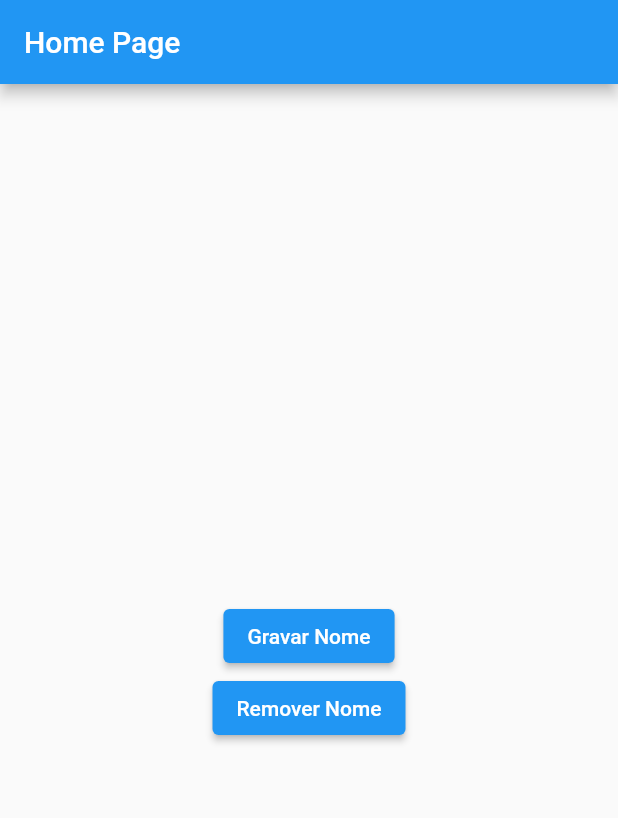
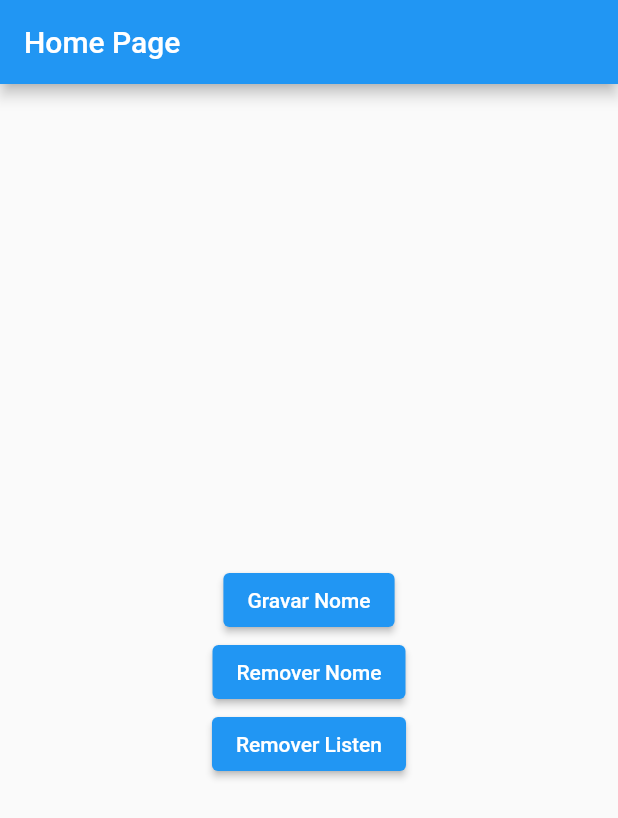
Before and after one commit to dariopmaciel/get_storage_example, a Flutter app: the screen it shows after launch, after a tap on "Gravar Nome", after a tap on "Remover Nome", on a phone screen of 412 x 824 dp. Shown: the top 818 px of the screen. Run offline on Flutter 3.47's test engine with Material 3 defaults, Android fonts, the phone set to English and light mode, and no system bars; our stand-ins replace get_storage.

```diff
--- a/lib/pages/home/home_page.dart
+++ b/lib/pages/home/home_page.dart
@@ -9,11 +9,36 @@ class HomePage extends StatefulWidget {
 }
 
 class _HomePageState extends State<HomePage> {
+  final storage = GetStorage();
+  late final VoidCallback listen;
 
+  @override
+  void initState() {
+    listen = storage.listen(
+      () {
+        debugPrint('A Storage foi alterada!');
+      },
+    );
+
+    storage.listenKey(
+      'nameKey',
+      (value) {
+        debugPrint('Chave nameKey alterada $value');
+      },
+    );
+
+    super.initState();
+  }
+
+  @override
+  void dispose() {
+    listen();
+    super.dispose();
+  }
 
   @override
   Widget build(BuildContext context) {
-    var nome = GetStorage().read('nameKey')??'';
+    var nome = storage.read('nameKey') ?? '';
     return Scaffold(
       appBar: AppBar(
         title: const Text('Home Page'),
@@ -25,23 +50,24 @@ class _HomePageState extends State<HomePage> {
             Text(nome),
             ElevatedButton(
               onPressed: () {
-                GetStorage().write('nameKey', 'Dario P MAciel');
-                setState(() {
-
-                });
+                storage.write('nameKey', 'Dario P MAciel');
+                setState(() {});
               },
               child: const Text('Gravar Nome'),
             ),
-             ElevatedButton(
+            ElevatedButton(
               onPressed: () {
-                GetStorage().remove('nameKey');
-                setState(() {
-
-                });
+                storage.remove('nameKey');
+                setState(() {});
               },
               child: const Text('Remover Nome'),
             ),
-
+            ElevatedButton(
+              onPressed: () {
+                listen();
+              },
+              child: const Text('Remover Listen'),
+            ),
           ],
         ),
       ),
```
